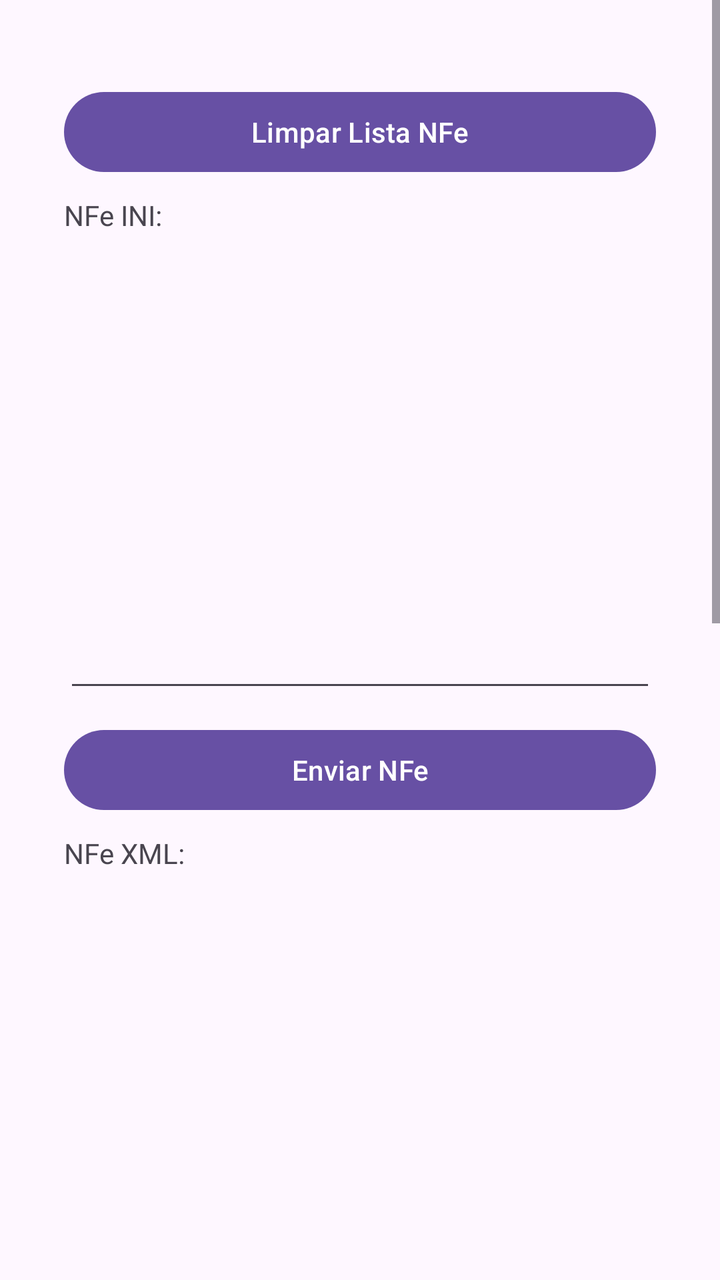
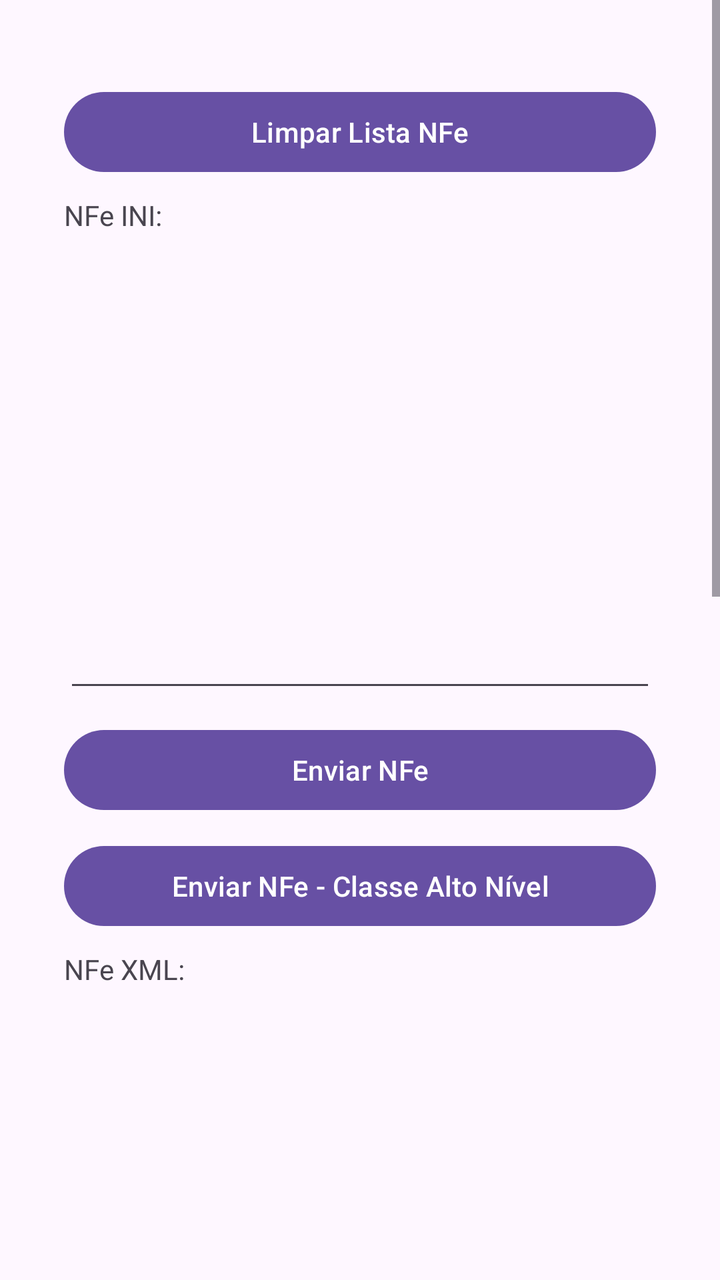

The first picture is an Android layout as it rendered before a commit; the second is the same layout after the commit. The layout source and the unified diff follow.
<!-- AndroidManifest.xml: application theme Theme.ACBrLibNFeDemo -->
<!-- res/layout/fragment_comandos_envio_nfe.xml -->
<?xml version="1.0" encoding="utf-8"?>
<ScrollView xmlns:android="http://schemas.android.com/apk/res/android"
    xmlns:tools="http://schemas.android.com/tools"
    android:layout_width="match_parent"
    android:layout_height="match_parent"
    android:fillViewport="true"
    tools:context=".ComandosEnvioNFeFragment">

    <LinearLayout
        android:layout_width="match_parent"
        android:layout_height="wrap_content"
        android:padding="32dp"
        android:orientation="vertical">

        <Button
            android:id="@+id/btnLimparLista"
            android:layout_width="match_parent"
            android:layout_height="wrap_content"
            android:layout_marginTop="10dp"
            android:onClick="onClick"
            android:text="Limpar Lista NFe" />

        <TextView
            android:layout_width="match_parent"
            android:layout_height="wrap_content"
            android:layout_marginTop="8dp"
            android:text="NFe INI:" />

        <EditText
            android:id="@+id/txtNFeINI"
            android:layout_width="match_parent"
            android:layout_height="224dp"
            android:layout_marginTop="10dp"
            android:textSize="12dp" />

        <Button
            android:id="@+id/btnEnviarNFe"
            android:layout_width="match_parent"
            android:layout_height="wrap_content"
            android:layout_marginTop="10dp"
            android:onClick="onClick"
            android:text="Enviar NFe" />

        <TextView
            android:layout_width="match_parent"
            android:layout_height="wrap_content"
            android:layout_marginTop="8dp"
            android:text="NFe XML:" />

        <EditText
            android:id="@+id/txtNFeXML"
            android:layout_width="match_parent"
            android:layout_height="224dp"
            android:layout_marginTop="10dp"
            android:textSize="12dp" />

        <TextView
            android:layout_width="match_parent"
            android:layout_height="wrap_content"
            android:layout_marginTop="8dp"
            android:text="Destinatário:" />

        <EditText
            android:id="@+id/txtDestinatario"
            android:layout_width="match_parent"
            android:layout_height="wrap_content"
            android:layout_marginTop="10dp"
            android:textSize="12dp" />

        <Button
            android:id="@+id/btnEnviarEmailNFCe"
            android:layout_width="match_parent"
            android:layout_height="wrap_content"
            android:layout_marginTop="10dp"
            android:onClick="onClick"
            android:text="Enviar DANFCe por E-mail" />

        <Button
            android:id="@+id/btnImprimirPDFNFCe"
            android:layout_width="match_parent"
            android:layout_height="wrap_content"
            android:layout_marginTop="10dp"
            android:onClick="onClick"
            android:text="Imprimir PDF DANFCe" />

        <Button
            android:id="@+id/btnConverterDANFCePDFemBMP"
            android:layout_width="match_parent"
            android:layout_height="wrap_content"
            android:layout_marginTop="10dp"
            android:onClick="onClick"
            android:text="Converter DANFCe PDF em BMP" />

        <Button
            android:id="@+id/btnImprimirNFCe"
            android:layout_width="match_parent"
            android:layout_height="wrap_content"
            android:layout_marginTop="10dp"
            android:onClick="onClick"
            android:text="Imprimir DANFCe" />

        <TextView
            android:layout_width="match_parent"
            android:layout_height="wrap_content"
            android:layout_marginTop="8dp"
            android:text="Resposta:" />

        <EditText
            android:id="@+id/txtRespostaEnvio"
            android:layout_width="match_parent"
            android:layout_height="215dp"
            android:layout_marginTop="10dp"
            android:textSize="12dp" />

        <Button
            android:id="@+id/btnLimparRespostaEnvio"
            android:layout_width="match_parent"
            android:layout_height="wrap_content"
            android:layout_marginTop="10dp"
            android:onClick="onClick"
            android:text="Limpar Resposta" />

    </LinearLayout>

</ScrollView>
<!-- resources referenced by this layout -->
<resources>
  <style name="Theme.ACBrLibNFeDemo" parent="Base.Theme.ACBrLibNFeDemo" />
  <style name="Base.Theme.ACBrLibNFeDemo" parent="Theme.Material3.DayNight.NoActionBar">
          
          
      </style>
</resources>

<!-- the commit's change to res/layout/fragment_comandos_envio_nfe.xml (unified diff, before → after) -->
@@ -40,6 +40,14 @@
             android:layout_marginTop="10dp"
             android:onClick="onClick"
             android:text="Enviar NFe" />
+
+        <Button
+            android:id="@+id/btnEnviarNFeClasseAltoNivel"
+            android:layout_width="match_parent"
+            android:layout_height="wrap_content"
+            android:layout_marginTop="10dp"
+            android:onClick="onClick"
+            android:text="Enviar NFe - Classe Alto Nível" />
 
         <TextView
             android:layout_width="match_parent"
